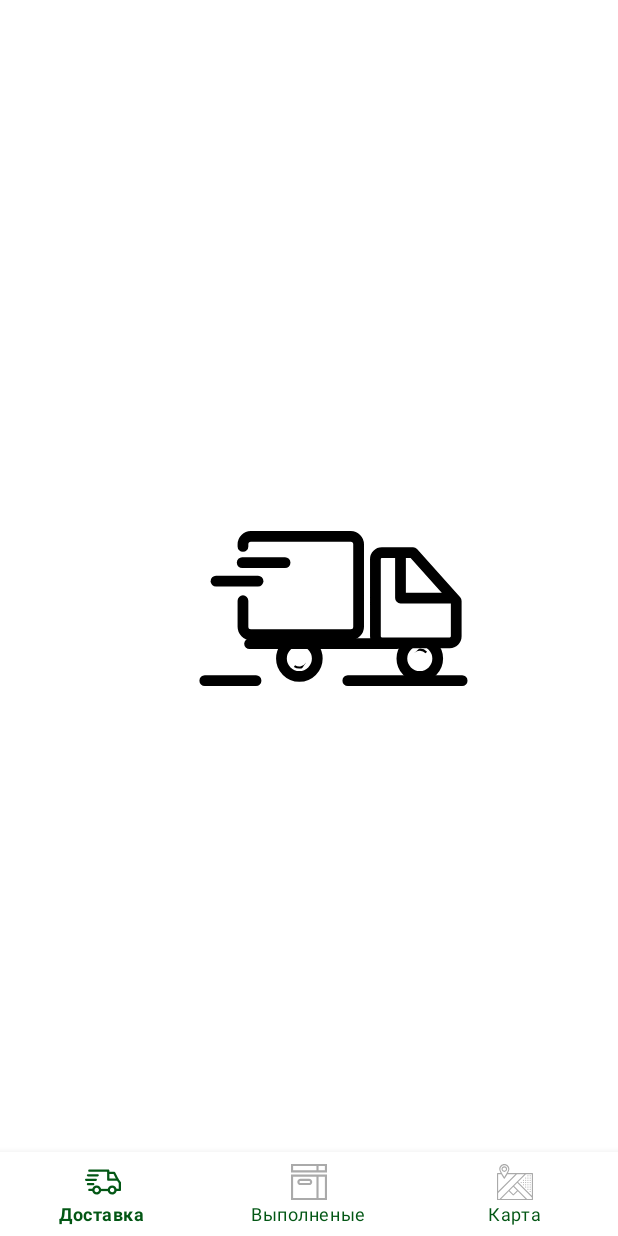
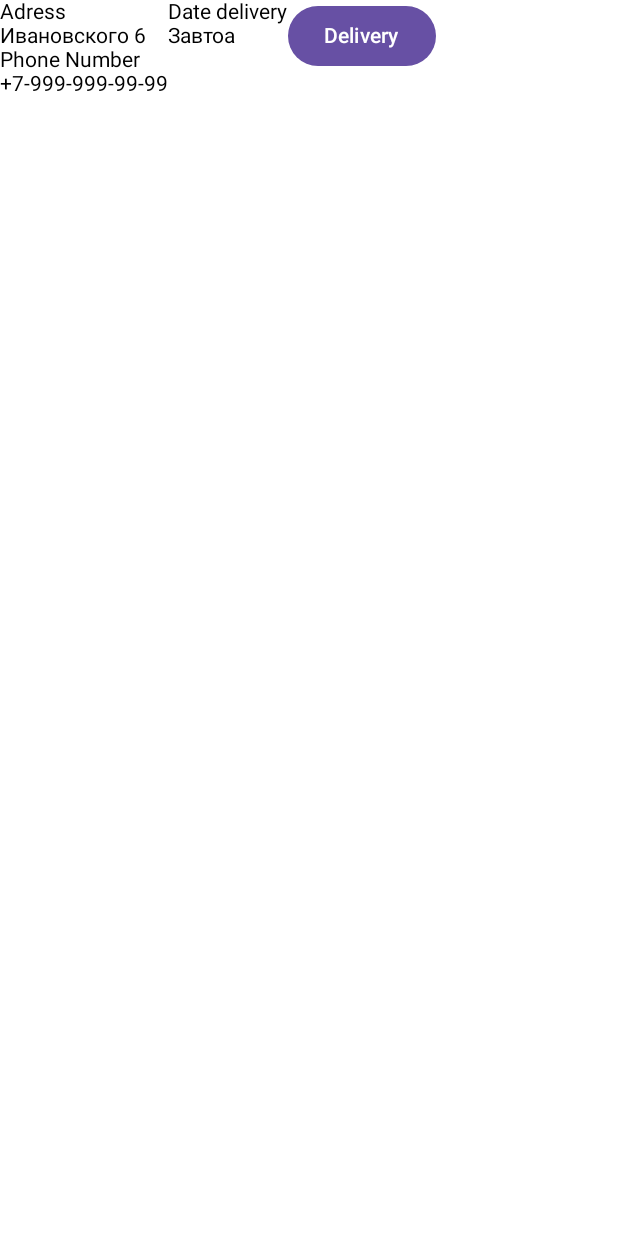
Before and after one commit to SR-rodi/TestTaskAnsoft, an Android app built with Jetpack Compose: the screen it shows after launch (MainActivity), on a phone screen of 412 x 824 dp. Run offline under Robolectric (Android 15) with nearby library versions, the phone set to English and light mode, and no system bars; our stand-ins replace Room's generated code, navigation-ui.

Commit message:
настроил компоуз

```diff
--- a/app/src/main/java/com/example/testtaskansoft/app/MainActivity.kt
+++ b/app/src/main/java/com/example/testtaskansoft/app/MainActivity.kt
@@ -2,19 +2,38 @@ package com.example.testtaskansoft.app
 
 import android.os.Bundle
 import android.view.LayoutInflater
+import androidx.activity.compose.setContent
 import androidx.appcompat.app.AppCompatActivity
 import androidx.appcompat.app.AppCompatDelegate
+import androidx.compose.material3.Text
+import androidx.compose.runtime.Composable
 import androidx.navigation.fragment.NavHostFragment
 import androidx.navigation.ui.setupWithNavController
 import com.example.testtaskansoft.R
 import com.example.testtaskansoft.databinding.ActivityMainBinding
+import com.example.testtaskansoft.feature.domain.model.Delivery
+import com.example.testtaskansoft.feature.presentation.complete.ItemDeliveryCard
 
 class MainActivity : AppCompatActivity() {
 
     override fun onCreate(savedInstanceState: Bundle?) {
         super.onCreate(savedInstanceState)
 
-        AppCompatDelegate.setDefaultNightMode(AppCompatDelegate.MODE_NIGHT_NO)
+        setContent {
+            ItemDeliveryCard(
+                delivery = Delivery(
+                    "Ивановского 6",
+                    6,
+                    "",
+                    "",
+                    "+7-999-999-99-99",
+                    "Завтоа",
+                    false
+                )
+            )
+        }
+
+/*        AppCompatDelegate.setDefaultNightMode(AppCompatDelegate.MODE_NIGHT_NO)
 
         val binding = ActivityMainBinding.inflate(LayoutInflater.from(this))
         setContentView(binding.root)
@@ -22,6 +41,6 @@ class MainActivity : AppCompatActivity() {
             (supportFragmentManager.findFragmentById(R.id.fragment_container_view) as NavHostFragment)
                 .navController
 
-        binding.bottomNavigate.setupWithNavController(navController)
+        binding.bottomNavigate.setupWithNavController(navController)*/
     }
 }
--- /dev/null
+++ b/app/src/main/java/com/example/testtaskansoft/feature/presentation/complete/ItemDeliveryView.kt
@@ -0,0 +1,36 @@
+package com.example.testtaskansoft.feature.presentation.complete
+
+import androidx.compose.foundation.layout.Column
+import androidx.compose.foundation.layout.Row
+import androidx.compose.material3.Button
+import androidx.compose.material3.Text
+import androidx.compose.runtime.Composable
+import androidx.compose.ui.tooling.preview.Preview
+import com.example.testtaskansoft.feature.domain.model.Delivery
+
+@Composable
+fun ItemDeliveryCard(delivery: Delivery) {
+    Row {
+        Column {
+            Text(text = "Adress")
+            Text(text = delivery.address)
+            Text(text = "Phone Number")
+            Text(text = delivery.phone)
+        }
+        Column {
+            Text(text = "Date delivery")
+            Text(text = delivery.planTime)
+        }
+        Column {
+            Button(onClick = {}) {
+                Text(text = "Delivery")
+            }
+        }
+    }
+}
+/*
+@Preview
+@Composable
+fun PreviewMessageCard() {
+    ItemDeliveryCard(Delivery("Ивановского 6",6,"","","+7-999-999-99-99","Завтоа",false))
+}*/
--- a/build.gradle
+++ b/build.gradle
@@ -1,7 +1,7 @@
 // Top-level build file where you can add configuration options common to all sub-projects/modules.
 plugins {
-    id 'com.android.application' version '7.4.2' apply false
-    id 'com.android.library' version '7.4.2' apply false
-    id 'org.jetbrains.kotlin.android' version '1.8.0' apply false
+    id 'com.android.application' version '7.4.1' apply false
+    id 'com.android.library' version '7.4.1' apply false
+    id 'org.jetbrains.kotlin.android' version '1.8.10' apply false
     id 'com.google.android.libraries.mapsplatform.secrets-gradle-plugin' version '2.0.1' apply false
 }
```
Also changed, not shown: app/build.gradle (+18 -0 lines).
